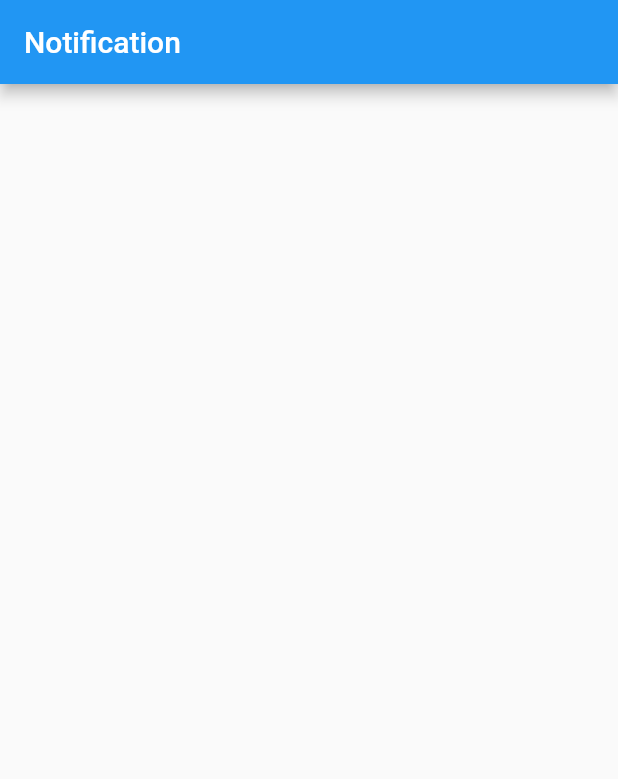
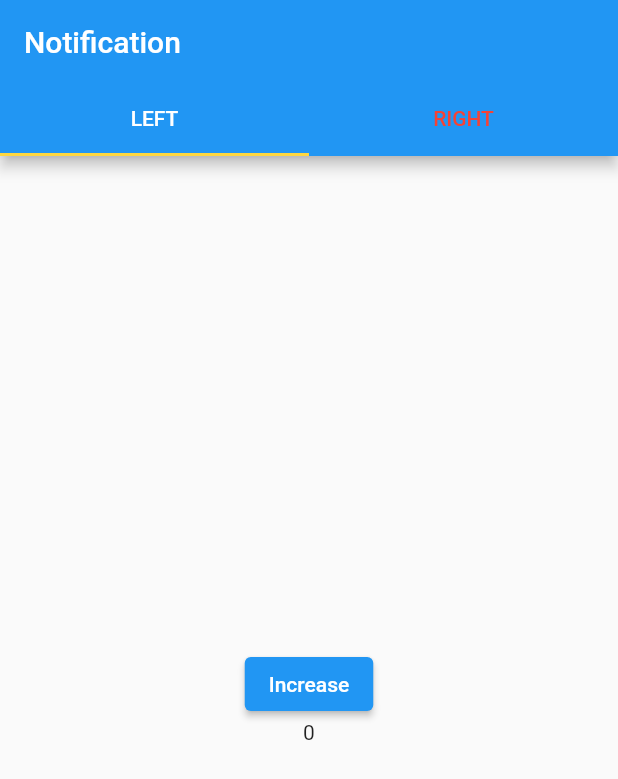
Before and after one commit to nguyenhuuloc99/Notificaton_Flutter, a Flutter app: the screen it shows after launch, on a phone screen of 412 x 824 dp. Shown: the top 779 px of the screen. Run offline on Flutter 3.47's test engine with Material 2 defaults, Android fonts, the phone set to English and light mode, and no system bars; our stand-ins replace equatable, firebase_core, firebase_messaging, flutter_bloc, flutter_local_notifications; accounts and stored records are empty.

Commit message:
send data

```diff
--- /dev/null
+++ b/lib/Tab_two.dart
@@ -0,0 +1,34 @@
+import 'package:flutter/material.dart';
+import 'package:flutter_bloc/flutter_bloc.dart';
+import 'package:flutter_fire_message/bloc/count_state.dart';
+
+import 'bloc/count_bloc.dart';
+
+class TabTwo extends StatefulWidget{
+   TabTwo({Key? key}) : super(key: key);
+
+  @override
+  State<TabTwo> createState() => _TabTwoState();
+}
+
+class _TabTwoState extends State<TabTwo> with AutomaticKeepAliveClientMixin<TabTwo>{
+  @override
+  Widget build(BuildContext context) {
+    var countBloc = BlocProvider.of<CountBloc>(context);
+    return Column(
+      mainAxisAlignment: MainAxisAlignment.center,
+      crossAxisAlignment: CrossAxisAlignment.center,
+      children: [
+        BlocBuilder<CountBloc, CounterState>(
+          builder: (context, state) {
+            return Text("${countBloc.state.count}");
+          },
+        )
+      ],
+    );
+  }
+
+  @override
+  // TODO: implement wantKeepAlive
+  bool get wantKeepAlive => true;
+}
--- /dev/null
+++ b/lib/bloc/count_bloc.dart
@@ -0,0 +1,15 @@
+import 'package:flutter_bloc/flutter_bloc.dart';
+import 'package:flutter_fire_message/bloc/count_event.dart';
+import 'package:flutter_fire_message/bloc/count_state.dart';
+
+class CountBloc extends Bloc<CountEvent,CounterState> {
+  CountBloc() :super(CounterState(count : 0)) {
+    on<Increase>((event, emit) => _onTab(event,emit));
+  }
+
+  _onTab(Increase event, Emitter<CounterState> emit) {
+    emit(CounterState(count: state.count +1));
+    print(">>>>${state.count}");
+  }
+
+}
--- /dev/null
+++ b/lib/bloc/count_event.dart
@@ -0,0 +1,6 @@
+abstract class CountEvent {
+
+}
+class Increase extends CountEvent {
+
+}
--- /dev/null
+++ b/lib/bloc/count_state.dart
@@ -0,0 +1,12 @@
+
+import 'package:equatable/equatable.dart';
+
+class CounterState extends Equatable{
+    int count;
+
+    CounterState({required this.count});
+
+  @override
+  // TODO: implement props
+  List<Object?> get props => [count];
+}
--- a/lib/home_screen.dart
+++ b/lib/home_screen.dart
@@ -1,5 +1,8 @@
 import 'package:flutter/material.dart';
+import 'package:flutter_fire_message/Tab_two.dart';
+import 'package:flutter_fire_message/tab_one.dart';
 import 'notification_service.dart';
+
 class HomeScreen extends StatefulWidget {
   const HomeScreen({Key? key}) : super(key: key);
 
@@ -7,27 +10,62 @@ class HomeScreen extends StatefulWidget {
   State<HomeScreen> createState() => _HomeScreenState();
 }
 
-class _HomeScreenState extends State<HomeScreen> {
+class _HomeScreenState extends State<HomeScreen>
+    with SingleTickerProviderStateMixin {
   NotificationService notificationService = NotificationService();
+  late TabController _tabController;
+  int indexSelected = 0;
 
   @override
   void initState() {
     super.initState();
-   notificationService.requestNotificationPermission();
-   notificationService.forgroundMessage();
-   notificationService.firebaseInit(context);
-   notificationService.setupInteractMessage(context);
-   notificationService.isTokenRefresh();
-   notificationService.getDeviceToken().then((value) => {
+    _tabController = TabController(length: 2, vsync: this);
+    notificationService.requestNotificationPermission();
+    notificationService.forgroundMessage();
+    notificationService.firebaseInit(context);
+    notificationService.setupInteractMessage(context);
+    notificationService.isTokenRefresh();
+    notificationService.getDeviceToken().then((value) => {});
+  }
 
-   });
-  }
+  static  List<Tab> myTabs = <Tab>[
+    Tab(text: 'LEFT'),
+    Tab(text: 'RIGHT'),
+  ];
 
   @override
   Widget build(BuildContext context) {
     return Scaffold(
-      appBar: AppBar(title: const Text("Notification"),),
-
+      appBar: AppBar(
+        title: const Text("Notification"),
+        bottom: TabBar(
+          labelColor: Colors.white,
+          unselectedLabelColor: Colors.red,
+          indicatorColor: Colors.amberAccent,
+          onTap: (indext) {
+          },
+          tabs: myTabs,
+          controller: _tabController,
+        ),
+      ),
+      body: TabBarView(
+        controller: _tabController,
+        children:  [
+          TabOne(),
+          TabTwo()
+        ],
+      ),
     );
   }
+
+  @override
+  void dispose() {
+    // TODO: implement dispose
+    super.dispose();
+    _tabController.dispose();
+  }
+
+  void onTabReselted(indext) {
+    print("$indext resled");
+  }
 }
--- a/lib/main.dart
+++ b/lib/main.dart
@@ -2,6 +2,8 @@ import 'package:firebase_core/firebase_core.dart';
 import 'package:firebase_messaging/firebase_messaging.dart';
 import 'package:flutter/material.dart';
 import 'package:firebase_core/firebase_core.dart';
+import 'package:flutter_bloc/flutter_bloc.dart';
+import 'package:flutter_fire_message/bloc/count_bloc.dart';
 
 import 'home_screen.dart';
 
@@ -24,7 +26,10 @@ class MyApp extends StatelessWidget {
       theme: ThemeData(
         primarySwatch: Colors.blue,
       ),
-      home: const HomeScreen(),
+      home: BlocProvider(
+        create: (context) =>CountBloc(),
+        child: const HomeScreen(),
+      ),
     );
   }
 }
--- /dev/null
+++ b/lib/tab_one.dart
@@ -0,0 +1,43 @@
+import 'package:flutter/material.dart';
+import 'package:flutter_bloc/flutter_bloc.dart';
+import 'package:flutter_fire_message/bloc/count_event.dart';
+
+import 'bloc/count_bloc.dart';
+import 'bloc/count_state.dart';
+
+class TabOne extends StatefulWidget {
+  const TabOne({Key? key}) : super(key: key);
+
+  @override
+  State<TabOne> createState() => _TabOneState();
+}
+
+class _TabOneState extends State<TabOne>
+    with AutomaticKeepAliveClientMixin<TabOne> {
+  int count = 0;
+
+  @override
+  Widget build(BuildContext context) {
+    var countBloc = BlocProvider.of<CountBloc>(context);
+    return Column(
+      mainAxisAlignment: MainAxisAlignment.center,
+      crossAxisAlignment: CrossAxisAlignment.center,
+      children: [
+        ElevatedButton(
+            onPressed: () {
+              countBloc.add(Increase());
+            },
+            child: const Text("Increase")),
+        BlocBuilder<CountBloc, CounterState>(
+          builder: (context, state) {
+            return Text("${countBloc.state.count}");
+          },
+        )
+      ],
+    );
+  }
+
+  @override
+  // TODO: implement wantKeepAlive
+  bool get wantKeepAlive => true;
+}
--- a/pubspec.yaml
+++ b/pubspec.yaml
@@ -34,7 +34,8 @@ dependencies:
   firebase_core: ^2.13.0
   flutter_local_notifications: ^14.0.0+2
   app_settings: ^4.2.0
-
+  flutter_bloc: ^8.1.2
+  equatable: ^2.0.5
   # The following adds the Cupertino Icons font to your application.
   # Use with the CupertinoIcons class for iOS style icons.
   cupertino_icons: ^1.0.2
```
Also changed, not shown: pubspec.lock.
